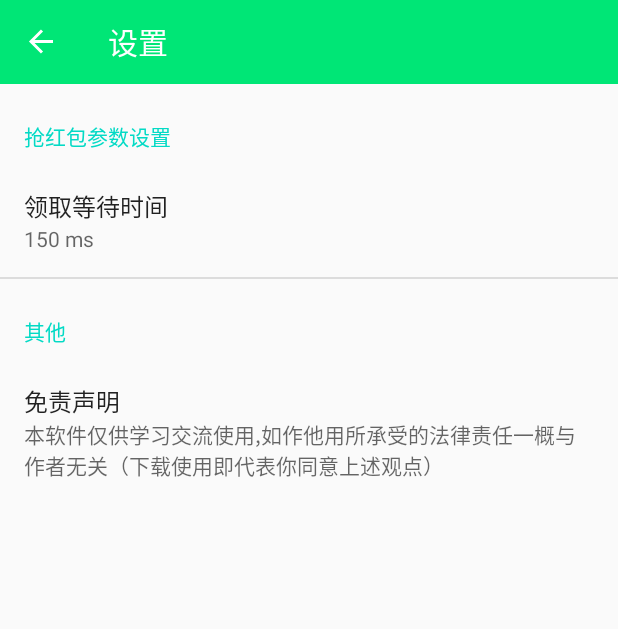
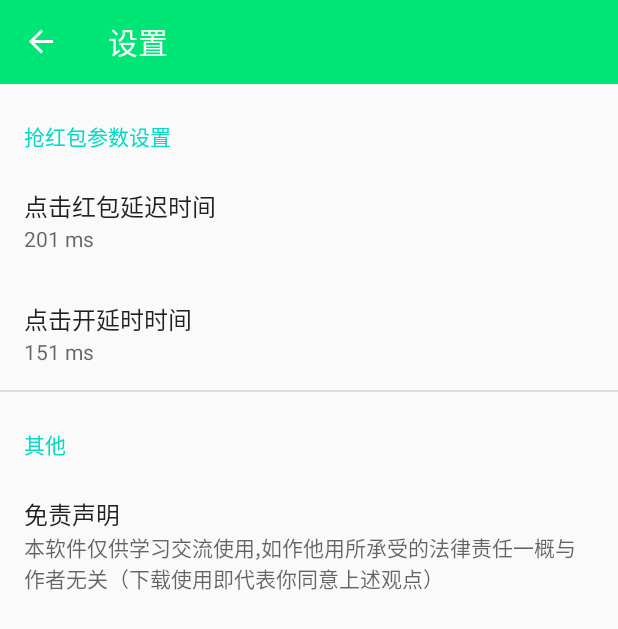
Before and after one commit to luoxjll/LuckyRedPackage, an Android app: the SettingFragment screen opened through its navigation route, on a phone screen of 412 x 824 dp. Shown: the top 629 px of the screen. Run offline under Robolectric (Android 15) with nearby library versions, the phone set to English and light mode, and no system bars; our stand-ins replace AdMob, androidx.preference, navigation-ui.

```diff
--- a/app/build.gradle
+++ b/app/build.gradle
@@ -8,8 +8,8 @@ android {
         applicationId "com.ringkoo.luckyredpackage"
         minSdkVersion 24
         targetSdkVersion 29
-        versionCode 101
-        versionName "v1.0.1"
+        versionCode 102
+        versionName "v1.0.2"
 
         testInstrumentationRunner "androidx.test.runner.AndroidJUnitRunner"
     }
--- a/app/src/main/java/com/ringkoo/luckyredpackage/config/ConfigManger.java
+++ b/app/src/main/java/com/ringkoo/luckyredpackage/config/ConfigManger.java
@@ -28,6 +28,10 @@ public class ConfigManger {
     }
 
     public int getOpenDelayTime() {
-        return Integer.parseInt(preferences.getString("edit_time_preference", "150"));
+        return Integer.parseInt(preferences.getString("edit_time_preference", "151"));
+    }
+
+    public int getClickDelayTime() {
+        return Integer.parseInt(preferences.getString("edit_click_time_preference", "201"));
     }
 }
--- a/app/src/main/java/com/ringkoo/luckyredpackage/service/AssistBackgroundService.java
+++ b/app/src/main/java/com/ringkoo/luckyredpackage/service/AssistBackgroundService.java
@@ -82,6 +82,8 @@ public class AssistBackgroundService extends AccessibilityService {
         AccessibilityNodeInfo hongBaoParent = AccessibilityHelper.findHongBaoNode2(this, event);
         if (hongBaoParent != null) {
             Logg.i(CHILD_TAG, "找到红包，点击红包");
+            int delay2 = ConfigManger.getInstance().getClickDelayTime();
+            SystemClock.sleep(delay2);
             boolean success = AccessibilityHelper.clickHongbao(hongBaoParent);
             Logg.i(CHILD_TAG, success ? "红包被点击了 " : "红包没有被点击 ");
         }
--- a/app/src/main/java/com/ringkoo/luckyredpackage/setting/SettingFragment.java
+++ b/app/src/main/java/com/ringkoo/luckyredpackage/setting/SettingFragment.java
@@ -12,6 +12,7 @@ import androidx.preference.PreferenceFragmentCompat;
 import androidx.preference.PreferenceManager;
 
 import com.ringkoo.luckyredpackage.R;
+import com.ringkoo.luckyredpackage.config.ConfigManger;
 import com.ringkoo.luckyredpackage.utils.Logg;
 
 /**
@@ -25,6 +26,7 @@ public class SettingFragment extends PreferenceFragmentCompat implements Prefere
     private String childTag = SettingFragment.class.getSimpleName();
     private SharedPreferences preferences;
     private EditTextPreference timeEditTextPreference;
+    private EditTextPreference timeClickEditTextPreference;
 
     @Override
     public void onCreatePreferences(Bundle savedInstanceState, String rootKey) {
@@ -42,8 +44,23 @@ public class SettingFragment extends PreferenceFragmentCompat implements Prefere
                 });
 
                 timeEditTextPreference.setOnPreferenceChangeListener(this);
-                timeEditTextPreference.setSummary(preferences.getString("edit_time_preference", "150") + " ms");
+                timeEditTextPreference.setSummary(ConfigManger.getInstance().getOpenDelayTime() + " ms");
             }
+
+            timeClickEditTextPreference = findPreference("edit_click_time_preference");
+            if (timeClickEditTextPreference != null) {
+                timeClickEditTextPreference.setOnBindEditTextListener(new EditTextPreference.OnBindEditTextListener() {
+                    @Override
+                    public void onBindEditText(@NonNull EditText editText) {
+                        editText.setInputType(InputType.TYPE_CLASS_NUMBER);
+                    }
+                });
+
+                timeClickEditTextPreference.setOnPreferenceChangeListener(this);
+                timeClickEditTextPreference.setSummary(ConfigManger.getInstance().getClickDelayTime() + " ms");
+            }
+
+
         } catch (Exception e) {
             e.printStackTrace();
         }
@@ -61,6 +78,11 @@ public class SettingFragment extends PreferenceFragmentCompat implements Prefere
                 timeEditTextPreference.setSummary(newValue + " ms");
             }
             return true;
+        } else if ("edit_click_time_preference".equals(key)) {
+            if (timeEditTextPreference != null) {
+                timeClickEditTextPreference.setSummary(newValue + " ms");
+            }
+            return true;
         }
         return false;
     }
@@ -70,7 +92,11 @@ public class SettingFragment extends PreferenceFragmentCompat implements Prefere
         super.onResume();
 
         if (timeEditTextPreference != null) {
-            timeEditTextPreference.setSummary(preferences.getString("edit_time_preference", "150") + " ms");
+            timeEditTextPreference.setSummary(ConfigManger.getInstance().getOpenDelayTime() + " ms");
+        }
+
+        if (timeClickEditTextPreference != null) {
+            timeClickEditTextPreference.setSummary(ConfigManger.getInstance().getClickDelayTime() + " ms");
         }
     }
 
--- a/app/src/main/res/xml/preference_settings.xml
+++ b/app/src/main/res/xml/preference_settings.xml
@@ -5,15 +5,27 @@
     <PreferenceCategory
         android:title="抢红包参数设置"
         app:iconSpaceReserved="false">
+
         <EditTextPreference
-            android:defaultValue="150"
-            android:dialogTitle="请输入等待时间"
+            android:defaultValue="201"
+            android:dialogTitle="请输入延时时间"
+            android:key="edit_click_time_preference"
+            android:selectAllOnFocus="true"
+            android:singleLine="true"
+            android:summary="201 ms"
+            android:title="点击红包延迟时间"
+            app:iconSpaceReserved="false" />
+        <EditTextPreference
+            android:defaultValue="151"
+            android:dialogTitle="请输入延时时间"
             android:key="edit_time_preference"
             android:selectAllOnFocus="true"
             android:singleLine="true"
-            android:summary="150 ms"
-            android:title="领取等待时间"
+            android:summary="151 ms"
+            android:title="点击开延时时间"
             app:iconSpaceReserved="false" />
+
+
     </PreferenceCategory>
 
     <PreferenceCategory
```
Also changed, not shown: app/src/main/java/com/ringkoo/luckyredpackage/utils/AccessibilityHelper.java (+9 -2 lines).
